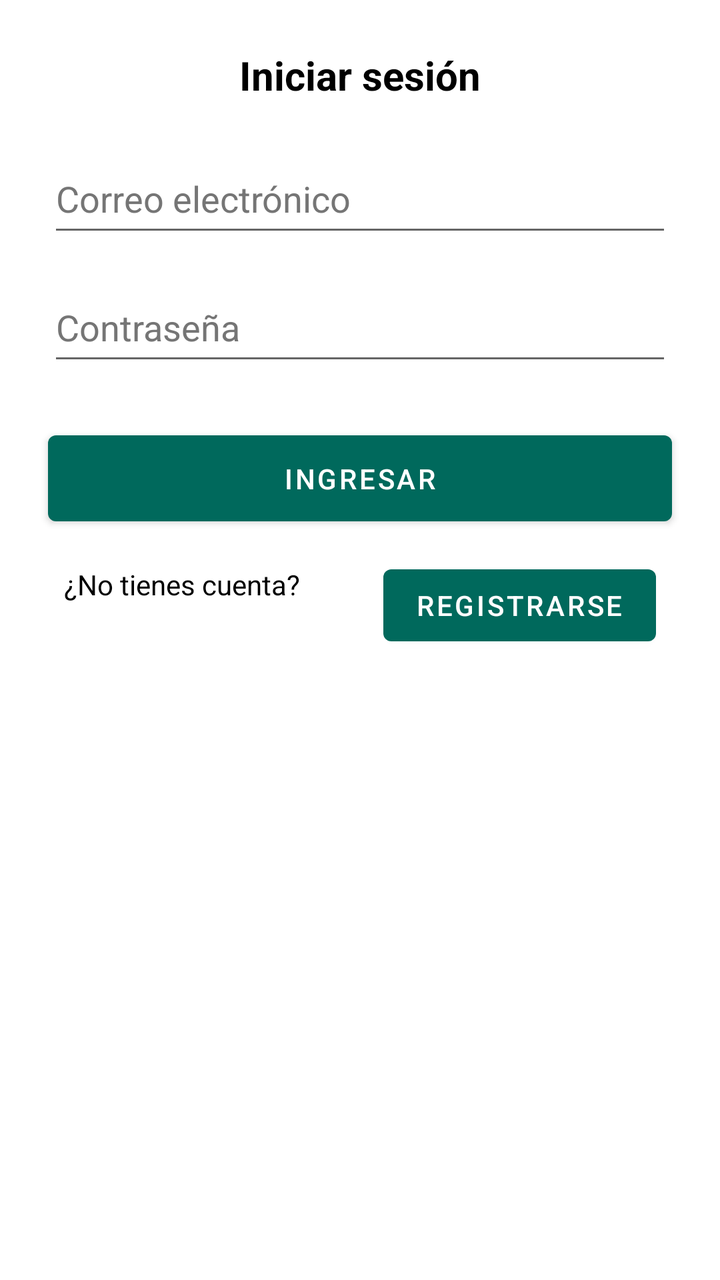
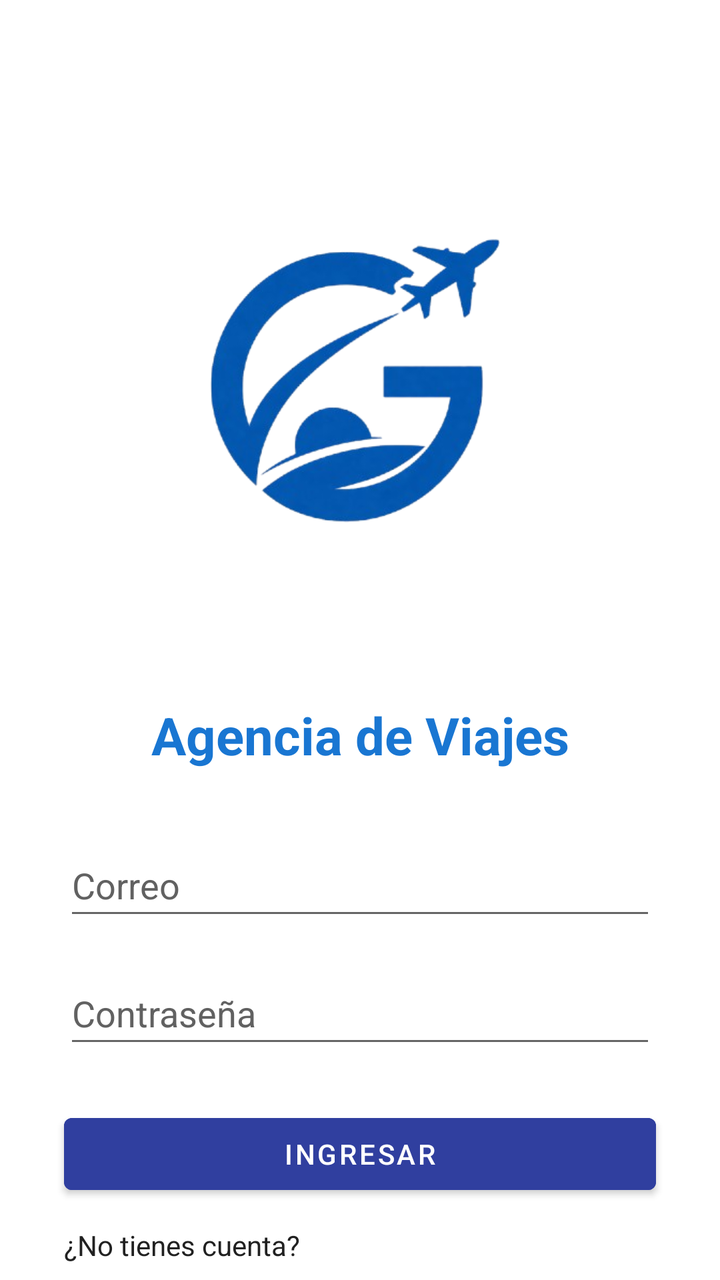

Two renders of the same Android screen: before a commit and after it. Below are the layout's source before the change and the commit's diff.
<!-- AndroidManifest.xml: application theme Theme.Desafio2DSM -->
<!-- res/layout/activity_login.xml -->
<?xml version="1.0" encoding="utf-8"?>
<androidx.constraintlayout.widget.ConstraintLayout
    xmlns:android="http://schemas.android.com/apk/res/android"
    xmlns:app="http://schemas.android.com/apk/res-auto"
    xmlns:tools="http://schemas.android.com/tools"
    android:layout_width="match_parent"
    android:layout_height="match_parent"
    tools:context=".LoginActivity">

    <TextView
        android:id="@+id/tvTitulo"
        android:layout_width="wrap_content"
        android:layout_height="wrap_content"
        android:text="@string/iniciar_sesion"
        android:textStyle="bold"
        android:textSize="20sp"
        android:textColor="@android:color/black"
        app:layout_constraintTop_toTopOf="parent"
        app:layout_constraintStart_toStartOf="parent"
        app:layout_constraintEnd_toEndOf="parent"
        android:layout_marginTop="24dp"/>

    <EditText
        android:id="@+id/etEmail"
        android:layout_width="0dp"
        android:layout_height="wrap_content"
        android:hint="@string/correo"
        android:inputType="textEmailAddress"
        android:autofillHints="emailAddress"
        android:minHeight="48dp"
        android:paddingTop="12dp"
        android:paddingBottom="12dp"
        android:textColor="@android:color/black"
        android:textColorHint="#757575"
        app:layout_constraintTop_toBottomOf="@id/tvTitulo"
        app:layout_constraintStart_toStartOf="parent"
        app:layout_constraintEnd_toEndOf="parent"
        android:layout_marginStart="24dp"
        android:layout_marginEnd="24dp"
        android:layout_marginTop="24dp"/>

    <EditText
        android:id="@+id/etPassword"
        android:layout_width="0dp"
        android:layout_height="wrap_content"
        android:hint="@string/contrasena"
        android:inputType="textPassword"
        android:autofillHints="password"
        android:importantForAutofill="yes"
        android:minHeight="48dp"
        android:paddingTop="12dp"
        android:paddingBottom="12dp"
        android:textColor="@android:color/black"
        android:textColorHint="#757575"
        app:layout_constraintTop_toBottomOf="@id/etEmail"
        app:layout_constraintStart_toStartOf="parent"
        app:layout_constraintEnd_toEndOf="parent"
        android:layout_marginStart="24dp"
        android:layout_marginEnd="24dp"
        android:layout_marginTop="16dp"/>

    <Button
        android:id="@+id/btnLogin"
        android:layout_width="0dp"
        android:layout_height="wrap_content"
        android:minHeight="48dp"
        android:paddingTop="12dp"
        android:paddingBottom="12dp"
        android:text="@string/ingresar"
        app:layout_constraintTop_toBottomOf="@id/etPassword"
        app:layout_constraintStart_toStartOf="parent"
        app:layout_constraintEnd_toEndOf="parent"
        android:layout_marginStart="24dp"
        android:layout_marginEnd="24dp"
        android:layout_marginTop="24dp"/>

    <TextView
        android:id="@+id/tvNoCuenta"
        android:layout_width="wrap_content"
        android:layout_height="wrap_content"
        android:text="@string/no_cuenta"
        android:textColor="@android:color/black"
        android:minHeight="48dp"
        app:layout_constraintTop_toBottomOf="@id/btnLogin"
        app:layout_constraintStart_toStartOf="parent"
        android:layout_marginStart="32dp"
        android:layout_marginTop="16dp"/>

    <Button
        android:id="@+id/btnGoRegister"
        android:layout_width="wrap_content"
        android:layout_height="wrap_content"
        android:minHeight="48dp"
        android:paddingLeft="16dp"
        android:paddingRight="16dp"
        android:text="@string/registrarse"
        app:layout_constraintTop_toBottomOf="@id/btnLogin"
        app:layout_constraintEnd_toEndOf="parent"
        android:layout_marginEnd="32dp"
        android:layout_marginTop="12dp"/>

</androidx.constraintlayout.widget.ConstraintLayout>
<!-- resources referenced by this layout -->
<resources>
  <string name="contrasena">Contraseña</string>
  <string name="correo">Correo electrónico</string>
  <string name="ingresar">Ingresar</string>
  <string name="iniciar_sesion">Iniciar sesión</string>
  <string name="no_cuenta">¿No tienes cuenta?</string>
  <string name="registrarse">Registrarse</string>
  <style name="Theme.Desafio2DSM" parent="Theme.MaterialComponents.DayNight.NoActionBar">
          <item name="android:windowBackground">@android:color/white</item>
          <item name="colorPrimary">#00695C</item>
          <item name="colorPrimaryVariant">#004D40</item>
          <item name="colorSecondary">#26A69A</item>
      </style>
</resources>

<!-- the commit's change to res/layout/activity_login.xml (unified diff, before → after) -->
@@ -3,100 +3,110 @@
     xmlns:android="http://schemas.android.com/apk/res/android"
     xmlns:app="http://schemas.android.com/apk/res-auto"
     xmlns:tools="http://schemas.android.com/tools"
+    android:id="@+id/main"
     android:layout_width="match_parent"
     android:layout_height="match_parent"
+    android:background="@color/background"
     tools:context=".LoginActivity">
+
+    <ImageView
+        android:id="@+id/imgLogo"
+        android:layout_width="268dp"
+        android:layout_height="286dp"
+        android:layout_marginTop="56dp"
+        android:contentDescription="@string/logo_"
+        android:src="@drawable/logo_app"
+        app:layout_constraintEnd_toEndOf="parent"
+        app:layout_constraintHorizontal_bias="0.496"
+        app:layout_constraintStart_toStartOf="parent"
+        app:layout_constraintTop_toTopOf="parent" />
 
     <TextView
         android:id="@+id/tvTitulo"
         android:layout_width="wrap_content"
         android:layout_height="wrap_content"
-        android:text="@string/iniciar_sesion"
+        android:text="@string/app_name"
+        android:textSize="26sp"
         android:textStyle="bold"
-        android:textSize="20sp"
-        android:textColor="@android:color/black"
-        app:layout_constraintTop_toTopOf="parent"
+        android:textColor="@color/blue_700"
+        android:layout_marginTop="8dp"
+        app:layout_constraintTop_toBottomOf="@id/imgLogo"
         app:layout_constraintStart_toStartOf="parent"
-        app:layout_constraintEnd_toEndOf="parent"
-        android:layout_marginTop="24dp"/>
+        app:layout_constraintEnd_toEndOf="parent" />
 
     <EditText
         android:id="@+id/etEmail"
         android:layout_width="0dp"
         android:layout_height="wrap_content"
-        android:hint="@string/correo"
+        android:layout_marginStart="32dp"
+        android:layout_marginTop="32dp"
+        android:layout_marginEnd="32dp"
+        android:hint="@string/correo_hint"
+        android:textColor="#212121"
+        android:textColorHint="#616161"
         android:inputType="textEmailAddress"
         android:autofillHints="emailAddress"
         android:minHeight="48dp"
-        android:paddingTop="12dp"
-        android:paddingBottom="12dp"
-        android:textColor="@android:color/black"
-        android:textColorHint="#757575"
         app:layout_constraintTop_toBottomOf="@id/tvTitulo"
         app:layout_constraintStart_toStartOf="parent"
-        app:layout_constraintEnd_toEndOf="parent"
-        android:layout_marginStart="24dp"
-        android:layout_marginEnd="24dp"
-        android:layout_marginTop="24dp"/>
+        app:layout_constraintEnd_toEndOf="parent" />
 
     <EditText
         android:id="@+id/etPassword"
         android:layout_width="0dp"
         android:layout_height="wrap_content"
-        android:hint="@string/contrasena"
+        android:layout_marginStart="32dp"
+        android:layout_marginTop="16dp"
+        android:layout_marginEnd="32dp"
+        android:hint="@string/password_hint"
+        android:textColor="#212121"
+        android:textColorHint="#616161"
         android:inputType="textPassword"
         android:autofillHints="password"
-        android:importantForAutofill="yes"
         android:minHeight="48dp"
-        android:paddingTop="12dp"
-        android:paddingBottom="12dp"
-        android:textColor="@android:color/black"
-        android:textColorHint="#757575"
         app:layout_constraintTop_toBottomOf="@id/etEmail"
         app:layout_constraintStart_toStartOf="parent"
-        app:layout_constraintEnd_toEndOf="parent"
-        android:layout_marginStart="24dp"
-        android:layout_marginEnd="24dp"
-        android:layout_marginTop="16dp"/>
+        app:layout_constraintEnd_toEndOf="parent" />
 
     <Button
         android:id="@+id/btnLogin"
         android:layout_width="0dp"
         android:layout_height="wrap_content"
+        android:layout_marginStart="32dp"
+        android:layout_marginTop="24dp"
+        android:layout_marginEnd="32dp"
+        android:text="@string/btn_login"
+        android:backgroundTint="@color/blue_500"
+        android:textColor="@android:color/white"
         android:minHeight="48dp"
-        android:paddingTop="12dp"
-        android:paddingBottom="12dp"
-        android:text="@string/ingresar"
         app:layout_constraintTop_toBottomOf="@id/etPassword"
         app:layout_constraintStart_toStartOf="parent"
-        app:layout_constraintEnd_toEndOf="parent"
-        android:layout_marginStart="24dp"
-        android:layout_marginEnd="24dp"
-        android:layout_marginTop="24dp"/>
+        app:layout_constraintEnd_toEndOf="parent" />
 
     <TextView
-        android:id="@+id/tvNoCuenta"
+        android:id="@+id/tvRegistro"
         android:layout_width="wrap_content"
         android:layout_height="wrap_content"
+        android:layout_marginTop="12dp"
         android:text="@string/no_cuenta"
-        android:textColor="@android:color/black"
-        android:minHeight="48dp"
+        android:textColor="@color/black"
         app:layout_constraintTop_toBottomOf="@id/btnLogin"
         app:layout_constraintStart_toStartOf="parent"
-        android:layout_marginStart="32dp"
-        android:layout_marginTop="16dp"/>
+        android:layout_marginStart="32dp" />
 
     <Button
         android:id="@+id/btnGoRegister"
-        android:layout_width="wrap_content"
+        android:layout_width="0dp"
         android:layout_height="wrap_content"
+        android:layout_marginStart="32dp"
+        android:layout_marginTop="12dp"
+        android:layout_marginEnd="32dp"
+        android:text="@string/btn_registro"
+        android:backgroundTint="@color/blue_700"
+        android:textColor="@android:color/white"
         android:minHeight="48dp"
-        android:paddingLeft="16dp"
-        android:paddingRight="16dp"
-        android:text="@string/registrarse"
-        app:layout_constraintTop_toBottomOf="@id/btnLogin"
-        app:layout_constraintEnd_toEndOf="parent"
-        android:layout_marginEnd="32dp"
-        android:layout_marginTop="12dp"/>
+        app:layout_constraintTop_toBottomOf="@id/tvRegistro"
+        app:layout_constraintStart_toStartOf="parent"
+        app:layout_constraintEnd_toEndOf="parent" />
 
 </androidx.constraintlayout.widget.ConstraintLayout>
<!-- resource entries referenced after the edit -->
@@ -1,11 +1,16 @@
 <!-- resources referenced by this layout -->
 <resources>
-  <string name="contrasena">Contraseña</string>
-  <string name="correo">Correo electrónico</string>
-  <string name="ingresar">Ingresar</string>
-  <string name="iniciar_sesion">Iniciar sesión</string>
+  <color name="background">#FFFFFF</color>
+  <color name="black">#212121</color>
+  <color name="blue_500">#303f9f</color>
+  <color name="blue_700">#1976D2</color>
+  <!-- drawable logo_app: png bitmap (drawable, 84019 bytes) -->
+  <string name="app_name">Agencia de Viajes</string>
+  <string name="btn_login">Ingresar</string>
+  <string name="btn_registro">Ir a registro</string>
+  <string name="correo_hint">Correo</string>
   <string name="no_cuenta">¿No tienes cuenta?</string>
-  <string name="registrarse">Registrarse</string>
+  <string name="password_hint">Contraseña</string>
   <style name="Theme.Desafio2DSM" parent="Theme.MaterialComponents.DayNight.NoActionBar">
           <item name="android:windowBackground">@android:color/white</item>
           <item name="colorPrimary">#00695C</item>
